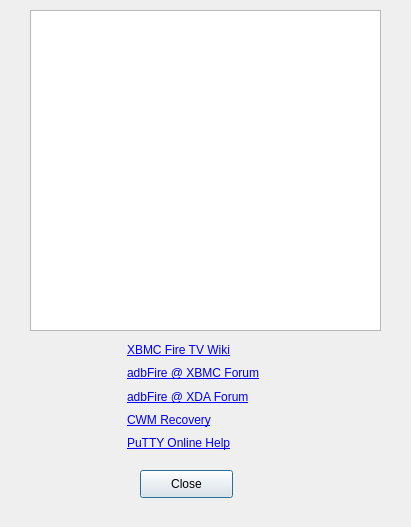
The window that helpdialog.ui (kbrack1/adbFire) describes before a commit, drawn with Qt 5.
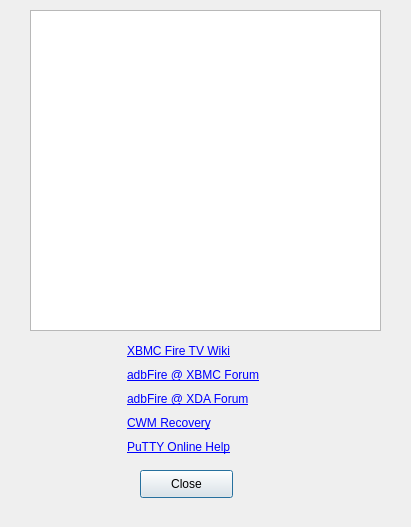
The same window after the commit.

Diff of the .ui file:
```diff
--- a/helpdialog.ui
+++ b/helpdialog.ui
@@ -46,13 +46,13 @@
     <string>Close</string>
    </property>
   </widget>
-  <widget class="QWidget" name="">
+  <widget class="QWidget" name="layoutWidget">
    <property name="geometry">
     <rect>
      <x>127</x>
      <y>342</y>
-     <width>139</width>
-     <height>110</height>
+     <width>191</width>
+     <height>114</height>
     </rect>
    </property>
    <layout class="QVBoxLayout" name="verticalLayout">
```
Left out of the diff: 4 changed lines with no effect on the pictures.
